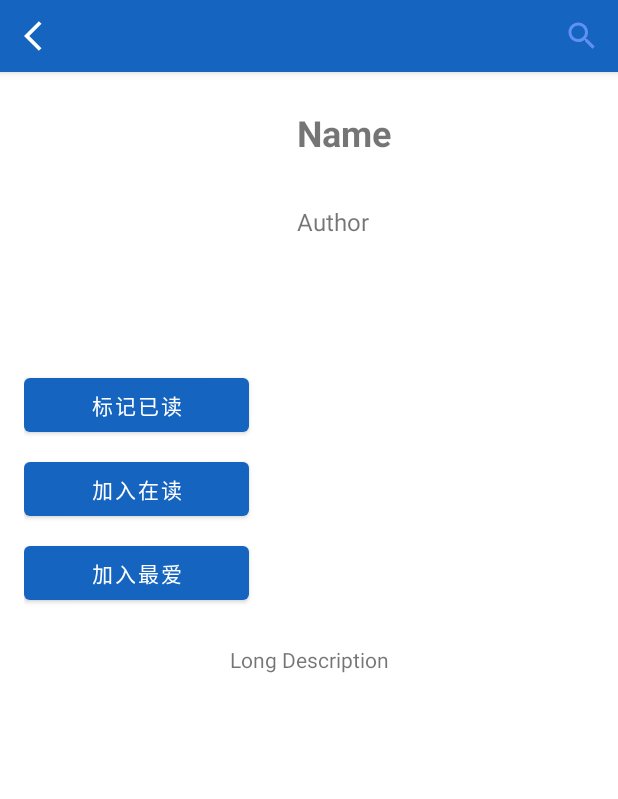
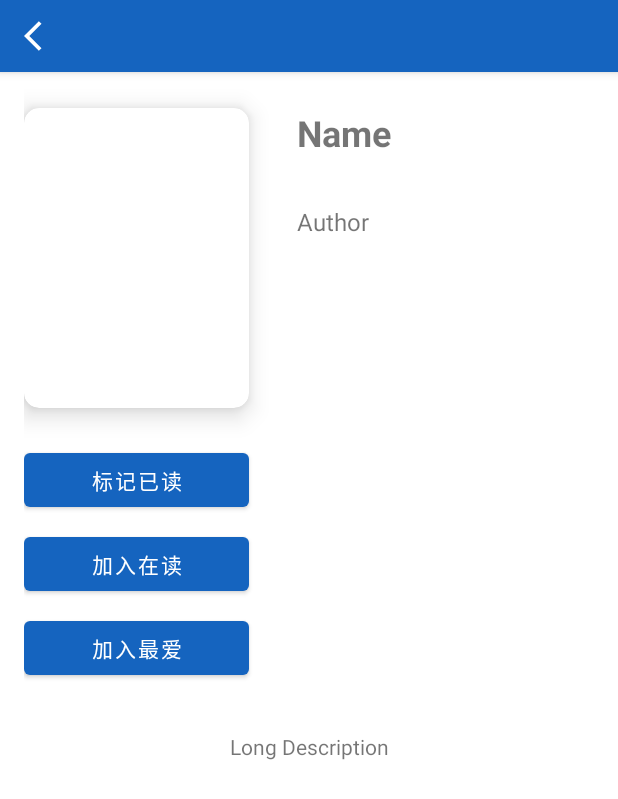
Before and after one commit to peacemo/iFindBook, an Android app: the BookDetailActivity screen opened directly, with no data from a screen before it, on a phone screen of 412 x 824 dp. Shown: the top 799 px of the screen. Run offline under Robolectric (Android 15) with nearby library versions, the phone set to English and light mode, and no system bars; pictures from the network do not load.

Commit message:
fuzzy search

```diff
--- a/app/src/main/java/pers/carl/ifindbook/AllBooksActivity.java
+++ b/app/src/main/java/pers/carl/ifindbook/AllBooksActivity.java
@@ -41,7 +41,7 @@ public class AllBooksActivity extends AppCompatActivity {
 
         Intent intent = getIntent();
         int pageType = intent.getIntExtra("target", -1);
-        btnBack.setText(intent.getStringExtra("pageName"));
+
         btnBack.setOnClickListener(new View.OnClickListener() {
             @Override
             public void onClick(View v) {
@@ -74,6 +74,10 @@ public class AllBooksActivity extends AppCompatActivity {
                 case Constants.FAV: {
                     adapter.setBooks(DBUtils.getInstance().getBooksFav());
                     break;
+                }case Constants.SEARCH: {
+                    String query = intent.getStringExtra("query");
+                    adapter.setBooks(DBUtils.getInstance().searchBooks(query));
+                    break;
                 }
                 default: {
                     adapter.setBooks(DBUtils.getInstance().getBooksAll());
--- a/app/src/main/java/pers/carl/ifindbook/BookDetailActivity.java
+++ b/app/src/main/java/pers/carl/ifindbook/BookDetailActivity.java
@@ -10,6 +10,7 @@ import android.widget.ImageView;
 import android.widget.TextView;
 
 import com.bumptech.glide.Glide;
+import com.fasterxml.jackson.databind.ObjectMapper;
 
 import pers.carl.ifindbook.handler.BtnStatusHandler;
 import pers.carl.ifindbook.pojo.Book;
@@ -39,16 +40,29 @@ public class BookDetailActivity extends AppCompatActivity {
 
         Intent intent = getIntent();
         if(intent != null) {
-            int bookId = intent.getIntExtra("bookId", -1);
-            if(bookId != -1) {
-                Book incomingBook = DBUtils.getBookById(bookId);
-                if(incomingBook != null) {
-                    setData(incomingBook);
-                    btnStatusHandler.getInstance().handleReadingBooks(incomingBook, addToReading);
+            if (DBUtils.getUser().getId() != 0) {
+                int bookId = intent.getIntExtra("bookId", -1);
+                if (bookId != -1) {
+                    Book incomingBook = DBUtils.getBookById(bookId);
+                    if (incomingBook != null) {
+                        setData(incomingBook);
+                        btnStatusHandler.getInstance().handleReadingBooks(incomingBook, addToReading);
 //                    btnStatusHandler.getInstance().handleReadBooks(incomingBook, addToRead);
 
-                    btnStatusHandler.getInstance().handleFavBooks(incomingBook, addToFav);
+                        btnStatusHandler.getInstance().handleFavBooks(incomingBook, addToFav);
+                    }
                 }
+            } else {
+                try {
+                    Book incomingBook = new ObjectMapper().readValue(intent.getStringExtra("objBook"), Book.class);
+                    setData(incomingBook);
+                    addToFav.setVisibility(View.GONE);
+                    addToRead.setVisibility(View.GONE);
+                    addToReading.setVisibility(View.GONE);
+                } catch (Exception e) {
+                    e.printStackTrace();
+                }
+
             }
         }
 
--- a/app/src/main/java/pers/carl/ifindbook/Constants.java
+++ b/app/src/main/java/pers/carl/ifindbook/Constants.java
@@ -4,8 +4,8 @@ public class Constants {
     public static final int DEFAULT = 0;
     public static final int READING = 1;
     public static final int READ = 2;
-    public static final int WISH_LIST = 3;
     public static final int FAV = 4;
+    public static final int SEARCH = 5;
 
     //server strings
     private static final String HOST = "192.168.1.110";
@@ -23,4 +23,6 @@ public class Constants {
 //    public static final String FAV_BOOKS = "http://ifindbook.cn.utools.club/books/fav";
     public static final String READ_BOOKS = "http://" + HOST + ":" + PORT + "/books/read";
 //    public static final String READ_BOOKS = "http://ifindbook.cn.utools.club/books/read";
+    public static final String SEARCH_BOOKS = "http://" + HOST + ":" + PORT + "/books/search";
+//    public static final String SEARCH_BOOKS = "http://ifindbook.cn.utools.club/books/search";
 }
--- a/app/src/main/java/pers/carl/ifindbook/SignInActivity.java
+++ b/app/src/main/java/pers/carl/ifindbook/SignInActivity.java
@@ -8,6 +8,7 @@ import android.util.Log;
 import android.view.View;
 import android.widget.Button;
 import android.widget.EditText;
+import android.widget.ProgressBar;
 import android.widget.Toast;
 
 import com.fasterxml.jackson.core.type.TypeReference;
@@ -67,6 +68,7 @@ public class SignInActivity extends AppCompatActivity {
 
         String account = edtAccount.getText().toString();
         String pwd = edtPwd.getText().toString();
+
         FutureTask<String> signInTask = new FutureTask<>(new SignHandler(account, pwd, Constants.SIGN_IN));
         Thread thread = new Thread(signInTask);
         thread.start();
@@ -85,6 +87,7 @@ public class SignInActivity extends AppCompatActivity {
                 setResult(0, intent);
                 finish();
             } else {
+                btnSignIn.setEnabled(true);
                 Toast.makeText(this, "登录失败", Toast.LENGTH_SHORT).show();
             }
 
--- a/app/src/main/res/layout/activity_book_detail.xml
+++ b/app/src/main/res/layout/activity_book_detail.xml
@@ -31,15 +31,15 @@
                 app:layout_constraintStart_toStartOf="parent"
                 app:layout_constraintTop_toTopOf="parent" />
 
-            <ImageButton
-                android:layout_width="48dp"
-                android:layout_height="48dp"
-                android:background="@android:color/transparent"
-                android:contentDescription="SEARCH"
-                android:src="@drawable/ic_search_24"
-                app:layout_constraintBottom_toBottomOf="parent"
-                app:layout_constraintEnd_toEndOf="parent"
-                app:layout_constraintTop_toTopOf="parent" />
+<!--            <ImageButton-->
+<!--                android:layout_width="48dp"-->
+<!--                android:layout_height="48dp"-->
+<!--                android:background="@android:color/transparent"-->
+<!--                android:contentDescription="SEARCH"-->
+<!--                android:src="@drawable/ic_search_24"-->
+<!--                app:layout_constraintBottom_toBottomOf="parent"-->
+<!--                app:layout_constraintEnd_toEndOf="parent"-->
+<!--                app:layout_constraintTop_toTopOf="parent" />-->
 
         </androidx.constraintlayout.widget.ConstraintLayout>
 
@@ -63,14 +63,26 @@
             android:layout_width="match_parent"
             android:layout_height="match_parent">
 
-            <ImageView
-                android:id="@+id/imgCover"
-                android:layout_width="150dp"
-                android:layout_height="150dp"
+            <androidx.cardview.widget.CardView
+                android:id="@+id/imgCoverContainer"
+                android:layout_width="wrap_content"
+                android:layout_height="wrap_content"
                 android:layout_marginTop="24dp"
+                app:cardCornerRadius="10dp"
+                app:cardElevation="10dp"
                 app:layout_constraintStart_toStartOf="parent"
-                app:layout_constraintTop_toTopOf="parent"
-                tools:srcCompat="@tools:sample/avatars" />
+                app:layout_constraintTop_toTopOf="parent">
+
+                <ImageView
+                    android:id="@+id/imgCover"
+                    android:layout_width="150dp"
+                    android:layout_height="200dp"
+                    android:scaleType="center"
+                    app:layout_constraintStart_toStartOf="parent"
+                    app:layout_constraintTop_toTopOf="parent"
+                    tools:srcCompat="@tools:sample/avatars" />
+
+            </androidx.cardview.widget.CardView>
 
             <Button
                 android:id="@+id/btnAddToRead"
@@ -79,7 +91,7 @@
                 android:layout_marginTop="24dp"
                 android:text="@string/mark_read"
                 app:layout_constraintStart_toStartOf="parent"
-                app:layout_constraintTop_toBottomOf="@+id/imgCover" />
+                app:layout_constraintTop_toBottomOf="@+id/imgCoverContainer" />
 
             <Button
                 android:id="@+id/btnAddToReading"
@@ -107,8 +119,8 @@
                 android:text="Name"
                 android:textStyle="bold"
                 android:textSize="24dp"
-                app:layout_constraintStart_toEndOf="@+id/imgCover"
-                app:layout_constraintTop_toTopOf="@+id/imgCover" />
+                app:layout_constraintStart_toEndOf="@+id/imgCoverContainer"
+                app:layout_constraintTop_toTopOf="@+id/imgCoverContainer" />
 
             <TextView
                 android:id="@+id/txtConAuthor"
@@ -118,14 +130,14 @@
                 android:layout_marginTop="32dp"
                 android:text="Author"
                 android:textSize="16dp"
-                app:layout_constraintStart_toEndOf="@+id/imgCover"
+                app:layout_constraintStart_toEndOf="@+id/imgCoverContainer"
                 app:layout_constraintTop_toBottomOf="@+id/txtConName" />
 
             <TextView
                 android:id="@+id/txtConDesc"
                 android:layout_width="wrap_content"
                 android:layout_height="wrap_content"
-                android:layout_marginTop="24dp"
+                android:layout_marginTop="32dp"
                 android:layout_marginBottom="24dp"
                 android:text="Long Description"
                 app:layout_constraintBottom_toBottomOf="parent"
```
Also changed, not shown: app/src/main/java/pers/carl/ifindbook/MainActivity.java (+21 -7 lines), app/src/main/java/pers/carl/ifindbook/adapter/BooksRecViewAdapter.java (+16 -2 lines), app/src/main/java/pers/carl/ifindbook/utils/DBUtils.java (+32 -2 lines), app/src/main/res/layout/activity_all_books.xml (+9 -9 lines), app/src/main/res/layout/activity_main.xml (+3 -6 lines), app/src/main/res/layout/item_list_book.xml (+6 -5 lines).
